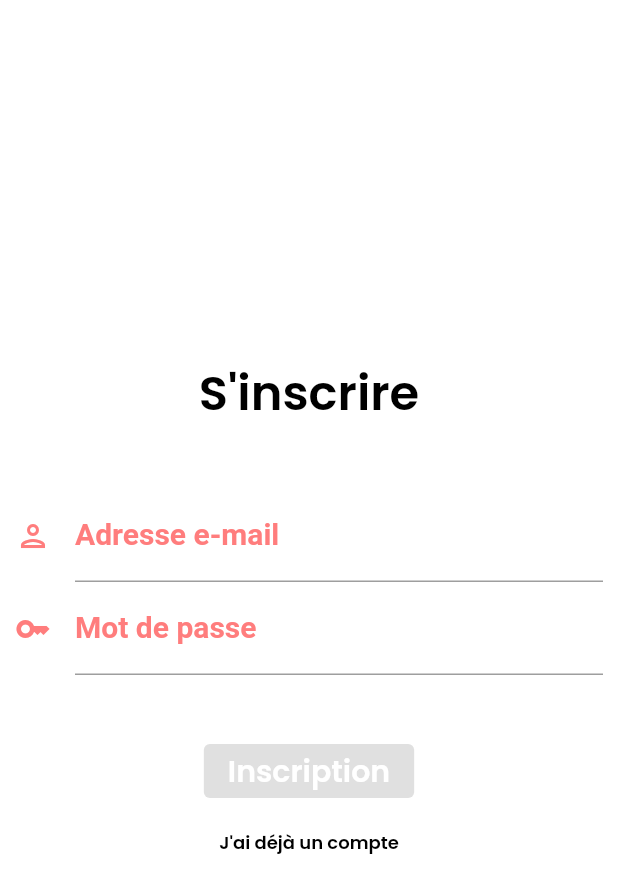
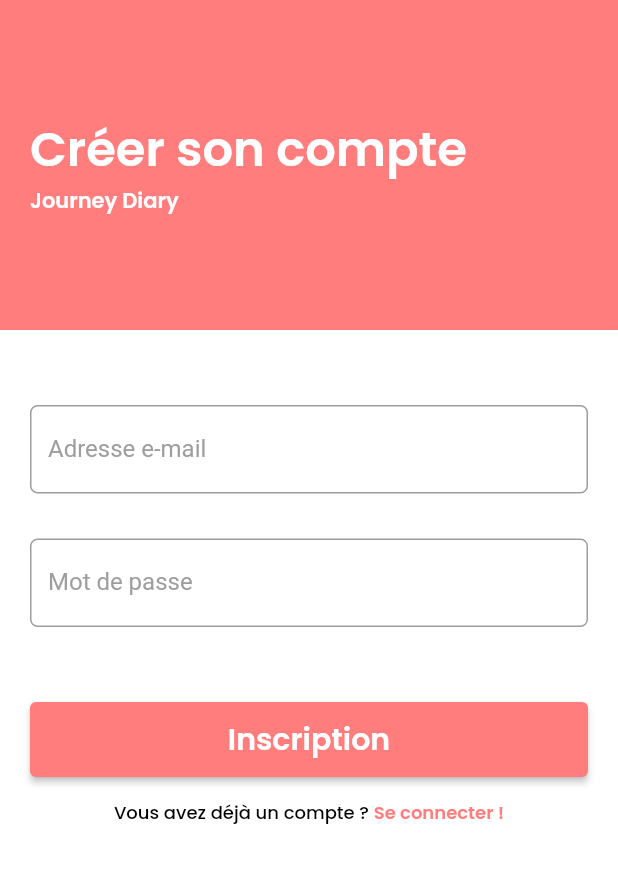
Before and after one commit to ThomasSEGALEN/flutter_journey_diary, a Flutter app: the RegisterPage screen opened directly, on a phone screen of 412 x 824 dp. Shown: the top 893 px of the screen. Run offline on Flutter 3.47's test engine with Material 2 defaults, Android fonts, the phone set to English and light mode, and no system bars; our stand-ins replace cloud_firestore, dio, firebase_auth, firebase_core, firebase_database, firebase_storage and 4 more; accounts and stored records are empty; network calls fail.

Commit message:
Login/register page ui

```diff
--- a/lib/ui/screens/register_page.dart
+++ b/lib/ui/screens/register_page.dart
@@ -17,51 +17,70 @@ class _RegisterPageState extends State<RegisterPage> {
   final _formKey = GlobalKey<FormState>();
   final TextEditingController _emailController = TextEditingController();
   final TextEditingController _passwordController = TextEditingController();
-  bool _formSubmit = false;
 
   @override
-  void initState() {
-    super.initState();
+  void dispose() {
+    _emailController.dispose();
+    _passwordController.dispose();
 
-    _emailController.addListener(() => setState(() => _formSubmit =
-        _emailController.text.isNotEmpty &&
-            _passwordController.text.isNotEmpty));
-
-    _passwordController.addListener(() => setState(() => _formSubmit =
-        _passwordController.text.isNotEmpty &&
-            _emailController.text.isNotEmpty));
+    super.dispose();
   }
 
   @override
   Widget build(BuildContext context) {
     return Scaffold(
-      backgroundColor: const Color(JourneyColor.white),
+      resizeToAvoidBottomInset: false,
+      backgroundColor: const Color(JourneyColor.vomitOrange),
       body: SafeArea(
-        child: Container(
-          alignment: Alignment.center,
-          child: SingleChildScrollView(
         child: Column(
           mainAxisAlignment: MainAxisAlignment.center,
           crossAxisAlignment: CrossAxisAlignment.center,
           children: [
-                Padding(
-                  padding: const EdgeInsets.only(bottom: 40),
-                  child: Text(
-                    "S'inscrire",
+            Container(
+              height: 220,
+              width: MediaQuery.of(context).size.width,
+              color: const Color(JourneyColor.vomitOrange),
+              child: Padding(
+                padding: const EdgeInsets.only(left: 20, right: 100),
+                child: Column(
+                  mainAxisAlignment: MainAxisAlignment.center,
+                  crossAxisAlignment: CrossAxisAlignment.start,
+                  children: [
+                    Text(
+                      "Créer son compte",
                       style: GoogleFonts.poppins(
-                      color: const Color(JourneyColor.black),
+                        color: Colors.white,
                         fontWeight: FontWeight.w600,
                         fontSize: JourneyFont.xxl,
                       ),
                     ),
+                    Text(
+                      'Journey Diary',
+                      style: GoogleFonts.poppins(
+                        color: Colors.white,
+                        fontWeight: FontWeight.w600,
                       ),
-                Form(
+                    )
+                  ],
+                ),
+              ),
+            ),
+            Expanded(
+              child: Container(
+                color: Colors.white,
+                child: Padding(
+                  padding: const EdgeInsets.symmetric(horizontal: 20),
+                  child: Column(
+                    mainAxisAlignment: MainAxisAlignment.start,
+                    crossAxisAlignment: CrossAxisAlignment.center,
+                    children: [
+                      Padding(
+                        padding: const EdgeInsets.only(top: 50),
+                        child: Form(
                           key: _formKey,
                           child: Column(
                             children: [
-                      Padding(
-                        padding: const EdgeInsets.symmetric(horizontal: 10),
-                        child: Column(
+                              Column(
                                 children: [
                                   TextFormField(
                                     controller: _emailController,
@@ -70,29 +89,35 @@ class _RegisterPageState extends State<RegisterPage> {
                                             ? 'Le champ doit être renseigné'
                                             : null,
                                     showCursor: false,
-                              style: const TextStyle(
-                                color: Color(JourneyColor.black),
-                                fontSize: JourneyFont.sm,
-                                decorationThickness: 0,
+                                    decoration: InputDecoration(
+                                      enabledBorder: OutlineInputBorder(
+                                        borderSide: const BorderSide(
+                                            color: Colors.grey),
+                                        borderRadius: BorderRadius.circular(5),
                                       ),
-                              decoration: const InputDecoration(
-                                icon: Icon(Icons.person_outlined),
-                                iconColor: Color(JourneyColor.vomitOrange),
+                                      focusedBorder: OutlineInputBorder(
+                                        borderSide: const BorderSide(
+                                            color: Colors.grey),
+                                        borderRadius: BorderRadius.circular(5),
+                                      ),
+                                      errorBorder: OutlineInputBorder(
+                                        borderSide: const BorderSide(
+                                            color: Colors.grey),
+                                        borderRadius: BorderRadius.circular(5),
+                                      ),
+                                      focusedErrorBorder: OutlineInputBorder(
+                                        borderSide: const BorderSide(
+                                            color: Colors.grey),
+                                        borderRadius: BorderRadius.circular(5),
+                                      ),
                                       labelText: 'Adresse e-mail',
-                                labelStyle: TextStyle(
-                                  color: Color(JourneyColor.vomitOrange),
-                                  fontSize: JourneyFont.m,
-                                  fontWeight: FontWeight.w600,
-                                  decorationThickness: 0,
-                                ),
-                                focusedBorder: UnderlineInputBorder(
-                                  borderSide: BorderSide(
-                                    width: 2,
-                                    color: Color(JourneyColor.vomitOrange),
+                                      labelStyle:
+                                          const TextStyle(color: Colors.grey),
+                                      filled: true,
+                                      fillColor: Colors.transparent,
                                     ),
                                   ),
-                              ),
-                            ),
+                                  const SizedBox(height: 30),
                                   TextFormField(
                                     controller: _passwordController,
                                     validator: (value) =>
@@ -100,40 +125,44 @@ class _RegisterPageState extends State<RegisterPage> {
                                             ? 'Le champ doit être renseigné'
                                             : null,
                                     showCursor: false,
-                              style: const TextStyle(
-                                color: Color(JourneyColor.black),
-                                fontSize: JourneyFont.sm,
-                                decorationThickness: 0,
+                                    decoration: InputDecoration(
+                                      enabledBorder: OutlineInputBorder(
+                                        borderSide: const BorderSide(
+                                            color: Colors.grey),
+                                        borderRadius: BorderRadius.circular(5),
                                       ),
-                              decoration: const InputDecoration(
-                                icon: Icon(Icons.key_outlined),
-                                iconColor: Color(JourneyColor.vomitOrange),
+                                      focusedBorder: OutlineInputBorder(
+                                        borderSide: const BorderSide(
+                                            color: Colors.grey),
+                                        borderRadius: BorderRadius.circular(5),
+                                      ),
+                                      errorBorder: OutlineInputBorder(
+                                        borderSide: const BorderSide(
+                                            color: Colors.grey),
+                                        borderRadius: BorderRadius.circular(5),
+                                      ),
+                                      focusedErrorBorder: OutlineInputBorder(
+                                        borderSide: const BorderSide(
+                                            color: Colors.grey),
+                                        borderRadius: BorderRadius.circular(5),
+                                      ),
                                       labelText: 'Mot de passe',
-                                labelStyle: TextStyle(
-                                  color: Color(JourneyColor.vomitOrange),
-                                  fontSize: JourneyFont.m,
-                                  fontWeight: FontWeight.w600,
-                                  decorationThickness: 0,
-                                ),
-                                focusedBorder: UnderlineInputBorder(
-                                  borderSide: BorderSide(
-                                    width: 2,
-                                    color: Color(JourneyColor.vomitOrange),
-                                  ),
-                                ),
+                                      labelStyle:
+                                          const TextStyle(color: Colors.grey),
+                                      filled: true,
+                                      fillColor: Colors.transparent,
                                     ),
                                     obscureText: true,
                                   ),
                                 ],
                               ),
-                      ),
                               Padding(
-                        padding: const EdgeInsets.only(top: 40),
+                                padding: const EdgeInsets.only(top: 50),
                                 child: ElevatedButton(
-                          onPressed: _formSubmit
-                              ? () async {
+                                  onPressed: () async {
                                     if (_formKey.currentState!.validate()) {
-                                    final String email = _emailController.text;
+                                      final String email =
+                                          _emailController.text;
                                       final String password =
                                           _passwordController.text;
                                       final bool checkRegister = await context
@@ -154,9 +183,11 @@ class _RegisterPageState extends State<RegisterPage> {
 
                                         snackBar = SnackBar(
                                           content:
-                                            const Text("Inscription réussie"),
+                                              const Text('Inscription réussie'),
                                           action: SnackBarAction(
                                             label: 'Cacher',
+                                            textColor: const Color(
+                                                JourneyColor.vomitOrange),
                                             onPressed: () {},
                                           ),
                                         );
@@ -166,6 +197,8 @@ class _RegisterPageState extends State<RegisterPage> {
                                               "Erreur lors de l'inscription"),
                                           action: SnackBarAction(
                                             label: 'Cacher',
+                                            textColor: const Color(
+                                                JourneyColor.vomitOrange),
                                             onPressed: () {},
                                           ),
                                         );
@@ -174,19 +207,21 @@ class _RegisterPageState extends State<RegisterPage> {
                                       ScaffoldMessenger.of(context)
                                           .showSnackBar(snackBar);
                                     }
-                                }
-                              : null,
+                                  },
                                   style: ElevatedButton.styleFrom(
+                                    minimumSize: Size(
+                                      MediaQuery.of(context).size.width - 40,
+                                      50,
+                                    ),
                                     backgroundColor:
                                         const Color(JourneyColor.vomitOrange),
-                            disabledBackgroundColor: Colors.black12,
                                   ),
                                   child: Text(
                                     'Inscription',
                                     style: GoogleFonts.poppins(
                                       fontWeight: FontWeight.w600,
                                       fontSize: JourneyFont.m,
-                              color: const Color(JourneyColor.white),
+                                      color: Colors.white,
                                     ),
                                   ),
                                 ),
@@ -197,18 +232,24 @@ class _RegisterPageState extends State<RegisterPage> {
                                     builder: (context) => const LoginPage(),
                                   ),
                                 ),
-                        style: ButtonStyle(
-                          overlayColor: MaterialStateProperty.resolveWith(
-                            (states) => Colors.transparent,
+                                child: Row(
+                                  mainAxisAlignment: MainAxisAlignment.center,
+                                  crossAxisAlignment: CrossAxisAlignment.center,
+                                  children: [
+                                    Text(
+                                      "Vous avez déjà un compte ? ",
+                                      style: GoogleFonts.poppins(
+                                        fontSize: JourneyFont.xs,
+                                        color: Colors.black,
                                       ),
                                     ),
-                        child: Text(
-                          "J'ai déjà un compte",
+                                    Text(
+                                      "Se connecter !",
                                       style: GoogleFonts.poppins(
                                         fontWeight: FontWeight.w600,
                                         fontSize: JourneyFont.xs,
-                            color: const Color(JourneyColor.black),
-                          ),
+                                        color: const Color(
+                                            JourneyColor.vomitOrange),
                                       ),
                                     ),
                                   ],
@@ -218,6 +259,13 @@ class _RegisterPageState extends State<RegisterPage> {
                           ),
                         ),
                       ),
+                    ],
+                  ),
+                ),
+              ),
+            ),
+          ],
+        ),
       ),
     );
   }
```
Also changed, not shown: lib/ui/screens/login_page.dart (+91 -62 lines). Lines whose indentation alone changed are shown as unchanged.
